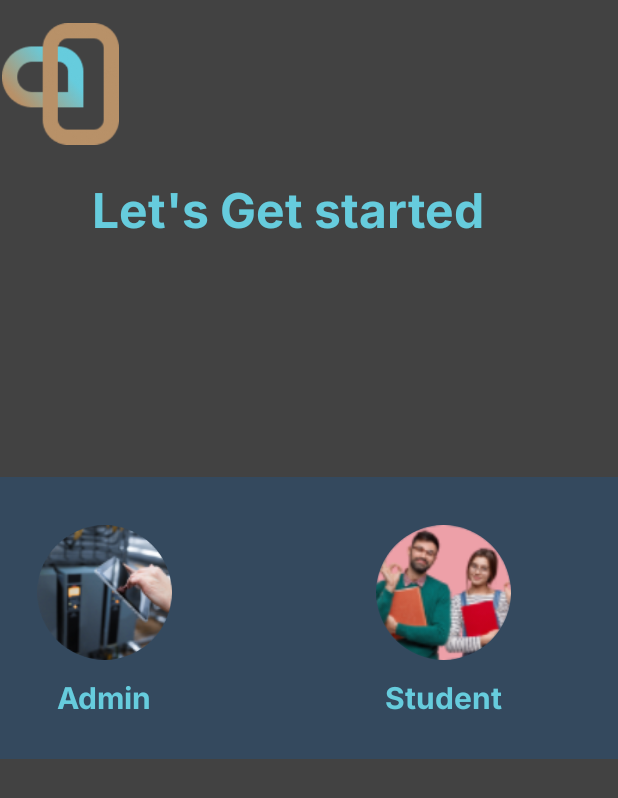
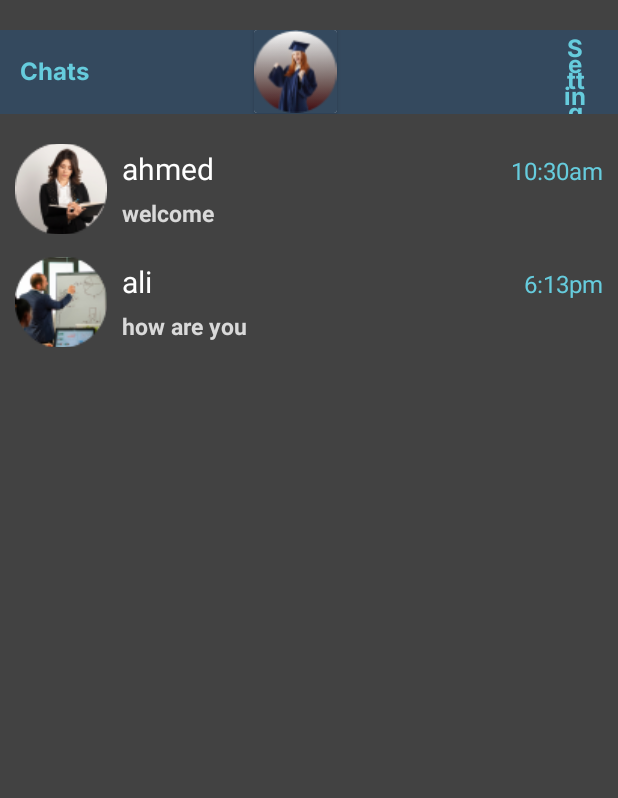
Before and after one commit to emanmohamed25/METCHATAPP, an Android app: the screen it shows after launch (HomepageActivity before the commit, HomeChatScreen after it), on a phone screen of 412 x 824 dp. Shown: the top 798 px of the screen. Run offline under Robolectric (Android 15) with nearby library versions, the phone set to English and light mode, and no system bars; pictures from the network do not load.

Commit message:
taskofChatActivityScreen

```diff
--- a/app/build.gradle
+++ b/app/build.gradle
@@ -51,4 +51,9 @@ dependencies {
     testImplementation 'junit:junit:4.13.2'
     androidTestImplementation 'androidx.test.ext:junit:1.1.5'
     androidTestImplementation 'androidx.test.espresso:espresso-core:3.5.1'
+    implementation 'com.google.android.material:material:1.2.0'
+    implementation 'com.github.bumptech.glide:glide:4.12.0'
+    annotationProcessor 'com.github.bumptech.glide:compiler:4.12.0'
+
+
 }
--- /dev/null
+++ b/app/src/main/java/com/example/chatapp/ChatAdapter.kt
@@ -0,0 +1,44 @@
+package com.example.chatapp
+
+import android.content.Context
+import android.view.LayoutInflater
+import android.view.View
+import android.view.ViewGroup
+import android.widget.ImageView
+import android.widget.TextView
+import androidx.recyclerview.widget.RecyclerView
+import com.bumptech.glide.Glide
+
+class ChatAdapter(private val contex: Context, private val chatItems: List<ChatItem>, private val listener:(ChatItem)->Unit)
+    : RecyclerView.Adapter<ChatAdapter.ViewHolder>() {
+
+    override fun onCreateViewHolder(parent: ViewGroup, viewType: Int) =
+        ViewHolder(LayoutInflater.from(contex).inflate(R.layout.chat_item,parent,false))
+
+    override fun getItemCount(): Int =chatItems.size
+
+
+    override fun onBindViewHolder(holder: ViewHolder, position: Int) {
+holder.binditem(chatItems[position], listener )
+    }
+
+    class ViewHolder(view: View) : RecyclerView.ViewHolder(view) {
+        val name=view.findViewById<TextView>(R.id.UserName)
+        val status =view.findViewById<TextView>(R.id.textmess)
+        val image =view.findViewById<ImageView>(R.id.ProfilePhoto)
+        val time = view.findViewById<TextView>(R.id.timesend)
+        fun binditem(items: ChatItem, listener:(ChatItem)->Unit ){
+            name.text=items.name
+            status.text=items.status
+            time.text=items.time
+            Glide.with(itemView.context).load(items.image).into(image)
+            itemView.setOnClickListener{
+                listener(items)
+
+            }
+
+
+        }
+    }
+
+}
--- /dev/null
+++ b/app/src/main/java/com/example/chatapp/ChatItem.kt
@@ -0,0 +1,3 @@
+package com.example.chatapp
+
+data class ChatItem(val name :String?, val status:String?, val image:Int?, val time:String? )
--- a/app/src/main/java/com/example/chatapp/HomeChatScreen.kt
+++ b/app/src/main/java/com/example/chatapp/HomeChatScreen.kt
@@ -2,10 +2,35 @@ package com.example.chatapp
 
 import androidx.appcompat.app.AppCompatActivity
 import android.os.Bundle
+import android.widget.Toast
+import androidx.recyclerview.widget.LinearLayoutManager
+import androidx.recyclerview.widget.RecyclerView
 
 class HomeChatScreen : AppCompatActivity() {
+    private  var chatItems :MutableList<ChatItem>  =mutableListOf()
     override fun onCreate(savedInstanceState: Bundle?) {
         super.onCreate(savedInstanceState)
         setContentView(R.layout.activity_home_chat_screen)
+        var list =findViewById<RecyclerView>(R.id.recyclerview)
+        inidata()
+        list.layoutManager=LinearLayoutManager(this)
+        list.adapter=ChatAdapter(this,chatItems){
+            val toast=Toast.makeText(applicationContext,it.name,Toast.LENGTH_SHORT)
+            toast.show()
+        }
+
+
+    }
+    private fun inidata(){
+        val image=resources.obtainTypedArray(R.array.image)
+        val name =resources.getStringArray(R.array.name)
+        val status =resources.getStringArray(R.array.status)
+        val time =resources.getStringArray(R.array.time)
+        chatItems.clear()
+        for (i in name.indices ){
+            chatItems.add(ChatItem(name[i],status[i],image.getResourceId(i,0),time[i]))
+
+        }
+
     }
 }
--- a/app/src/main/java/com/example/chatapp/Login_Screen.kt
+++ b/app/src/main/java/com/example/chatapp/Login_Screen.kt
@@ -19,8 +19,11 @@ import retrofit2.converter.gson.GsonConverterFactory
 class Login_Screen : AppCompatActivity() {
     private lateinit var apiService: ApiService
     var token: String = ""
-    var BASE_URL = "http://10.0.2.2:8000/api/"
+    var BASE_URL = //"http://192.168.1.18:80/api/"
+        "http://10.0.2.2:8000/api/"
+
     override fun onCreate(savedInstanceState: Bundle?) {
+
         super.onCreate(savedInstanceState)
         val user_email = findViewById<EditText>(R.id.ed_id)
         val user_password = findViewById<EditText>(R.id.ed_password)
@@ -38,10 +41,10 @@ class Login_Screen : AppCompatActivity() {
                     .addConverterFactory(GsonConverterFactory.create()).client(okhttp.build())
                     .build()
 
-                 /*val email = user_email.text.toString()
-                  val password = user_password.text.toString()*/
-                var email = "test@example.com"
-                var password = "123123"
+                 val email = user_email.text.toString()
+                  val password = user_password.text.toString()
+                /*var email = "test@example.com"
+                var password = "123123"*/
                 apiService = retrofit.create(ApiService::class.java)
                 var loginRequestAdmin = LoginRequestAdmin(email, password)
 
@@ -81,7 +84,6 @@ class Login_Screen : AppCompatActivity() {
                 } else if (KindUser.equals("student")) {
                   //  var callStudent = apiService.loginstudent(LoginRequestStudent(email, password))
                   var callStudent = apiService.loginstudent(LoginRequestStudent("std1", "123123"))
-                    Log.e("e", "bbbbbbbbbbbbbbbbbbbbb")
                     callStudent.enqueue(object : Callback<ResponseStudent> {
                         override fun onResponse(
                             call: Call<ResponseStudent>,
@@ -175,6 +177,9 @@ class Login_Screen : AppCompatActivity() {
 
     }
 
+    override fun startActivity(intent: Intent?) {
+        super.startActivity(intent)
+    }
 
     private fun saveTokenToSharedPreferences(token: String?) {
         val sharedPreferences = getSharedPreferences("MySharedPreferences", Context.MODE_PRIVATE)
--- a/app/src/main/java/com/example/chatapp/splash.kt
+++ b/app/src/main/java/com/example/chatapp/splash.kt
@@ -19,7 +19,7 @@ class splash : AppCompatActivity() {
         Handler().postDelayed({
             // This method will be executed once the timer is over
             // Start your main activity
-            startActivity(Intent(this,HomepageActivity::class.java))
+            startActivity(Intent(this,HomeChatScreen::class.java))
 
             // close this activity
             finish()
--- a/app/src/main/res/layout/activity_home_chat_screen.xml
+++ b/app/src/main/res/layout/activity_home_chat_screen.xml
@@ -1,9 +1,75 @@
 <?xml version="1.0" encoding="utf-8"?>
-<androidx.constraintlayout.widget.ConstraintLayout xmlns:android="http://schemas.android.com/apk/res/android"
+<RelativeLayout xmlns:android="http://schemas.android.com/apk/res/android"
     xmlns:app="http://schemas.android.com/apk/res-auto"
     xmlns:tools="http://schemas.android.com/tools"
     android:layout_width="match_parent"
     android:layout_height="match_parent"
+    android:background="@color/cardview_dark_background"
     tools:context=".HomeChatScreen">
 
-</androidx.constraintlayout.widget.ConstraintLayout>
+    <LinearLayout
+
+        android:id="@+id/AppBar"
+        android:layout_width="match_parent"
+        android:layout_height="56dp"
+        android:layout_marginTop="20dp"
+        android:background="@color/navy"
+        android:gravity="top"
+        android:orientation="horizontal"
+        android:weightSum="2"
+        app:layout_constraintBottom_toBottomOf="parent"
+        app:layout_constraintEnd_toEndOf="parent"
+        app:layout_constraintHorizontal_bias="1.0"
+        app:layout_constraintStart_toStartOf="parent"
+        app:layout_constraintTop_toTopOf="parent"
+        app:layout_constraintVertical_bias="0.023">
+
+        <TextView
+            android:layout_width="wrap_content"
+            android:layout_height="wrap_content"
+            android:layout_marginLeft="13dp"
+            android:layout_marginTop="15dp"
+            android:layout_marginRight="10dp"
+            android:fontFamily="@font/inter_bold"
+            android:lineHeight="16px"
+            android:text="Chats"
+            android:textColor="@color/bluegreen"
+            android:textFontWeight="500"
+            android:textSize="16dp"></TextView>
+
+        <androidx.cardview.widget.CardView
+            android:layout_width="55dp"
+            android:layout_height="55dp"
+            android:layout_gravity="center_horizontal"
+            android:layout_marginLeft="100dp"
+            android:layout_marginRight="150dp">
+
+            <ImageView
+                android:layout_width="wrap_content"
+                android:layout_height="wrap_content"
+                android:background="@color/navy"
+                android:src="@drawable/userprofilephoto"></ImageView>
+
+        </androidx.cardview.widget.CardView>
+
+        <TextView
+            android:layout_width="wrap_content"
+            android:layout_height="wrap_content"
+            android:fontFamily="@font/inter_bold"
+            android:gravity="center"
+            android:lineHeight="16px"
+            android:text="Setting"
+            android:textColor="@color/bluegreen"
+            android:textFontWeight="500"
+            android:layout_marginRight="20dp"
+            android:textSize="16dp"></TextView>
+    </LinearLayout>
+
+    <androidx.recyclerview.widget.RecyclerView
+        android:id="@+id/recyclerview"
+        android:layout_width="match_parent"
+        android:layout_height="match_parent"
+        android:layout_below="@+id/AppBar"
+        android:layout_marginTop="10dp"></androidx.recyclerview.widget.RecyclerView>
+
+</RelativeLayout>
--- /dev/null
+++ b/app/src/main/res/layout/chat_item.xml
@@ -0,0 +1,84 @@
+<?xml version="1.0" encoding="utf-8"?>
+
+<LinearLayout xmlns:android="http://schemas.android.com/apk/res/android"
+    android:layout_width="match_parent"
+    android:layout_height="70dp"
+    android:gravity="center_vertical"
+    android:orientation="vertical"
+    android:layout_marginTop="5dp">
+
+    <LinearLayout
+
+        android:layout_width="match_parent"
+        android:layout_height="60dp"
+        android:layout_marginLeft="10dp"
+        android:layout_marginRight="10dp"
+        android:gravity="center_vertical"
+        android:orientation="horizontal">
+
+        <ImageView
+            android:id="@+id/ProfilePhoto"
+            android:layout_width="61dp"
+            android:layout_height="61dp"
+            android:src="@drawable/userphoto1"></ImageView>
+
+        <LinearLayout
+            android:layout_width="match_parent"
+            android:layout_height="match_parent"
+            android:layout_marginLeft="10dp"
+            android:gravity="center_vertical"
+            android:orientation="vertical">
+
+            <LinearLayout
+                android:layout_width="match_parent"
+                android:layout_height="wrap_content"
+                android:orientation="horizontal">
+
+                <TextView
+                    android:id="@+id/UserName"
+                    android:layout_width="0dp"
+                    android:layout_height="wrap_content"
+                    android:layout_weight="1"
+                    android:lineHeight="19.36px"
+                    android:text="mesteka"
+                    android:textColor="@color/namecolor"
+                    android:textFontWeight="500"
+                    android:textSize="20dp"
+                    android:textStyle="bold"
+
+                    ></TextView>
+
+                <TextView
+                    android:id="@+id/timesend"
+                    android:layout_width="wrap_content"
+                    android:layout_height="wrap_content"
+                    android:layout_marginLeft="5dp"
+                    android:lineHeight="19.36px"
+                    android:text="10:10"
+                    android:textColor="@color/bluegreen"
+                    android:textFontWeight="500"
+                    android:textSize="16dp"
+                    android:textStyle="bold"
+
+                    ></TextView>
+
+            </LinearLayout>
+
+            <TextView
+                android:id="@+id/textmess"
+                android:layout_width="wrap_content"
+                android:layout_height="wrap_content"
+                android:layout_marginTop="5dp"
+                android:text="hello "
+                android:textSize="15dp"
+                android:lineHeight="15.15px"
+                android:textColor="@color/messcolor"
+                android:textStyle="bold"></TextView>
+        </LinearLayout>
+    </LinearLayout>
+
+    <View
+        android:layout_width="wrap_content"
+        android:layout_height="0.1sp"
+        android:layout_marginLeft="60dp"></View>
+</LinearLayout>
--- a/app/src/main/res/values/colors.xml
+++ b/app/src/main/res/values/colors.xml
@@ -11,4 +11,6 @@
     <color name="navy">#34495e</color>
     <color name="reqinfo">#cf6679</color>
     <color name="bluegreen">#66CCDD</color>
+    <color name="namecolor">#ffffff</color>
+    <color name="messcolor">#D9D9D9</color>
 </resources>
--- a/app/src/main/res/values/strings.xml
+++ b/app/src/main/res/values/strings.xml
@@ -1,3 +1,20 @@
 <resources>
     <string name="app_name">CHATAPP</string>
+    <string-array name="image">
+       <item>@drawable/userphoto1</item>
+        <item>@drawable/userphoto2</item>
+    </string-array>
+    <string-array name="name">
+        <item>ahmed</item>
+        <item>ali</item>
+    </string-array>
+    <string-array name="status">
+        <item>welcome</item>
+        <item>how are you</item>
+    </string-array>
+    <string-array name="time">
+        <item>10:30am</item>
+        <item>6:13pm</item>
+    </string-array>
+
 </resources>
--- a/app/src/main/res/values/themes.xml
+++ b/app/src/main/res/values/themes.xml
@@ -2,8 +2,8 @@
     <!-- Base application theme. -->
     <style name="Theme.CHATAPP" parent="Theme.MaterialComponents.DayNight.NoActionBar">
         <!-- Primary brand color. -->
-        <item name="colorPrimary">@color/purple_500</item>
-        <item name="colorPrimaryVariant">@color/purple_700</item>
+        <item name="colorPrimary">@color/cardview_dark_background</item>
+        <item name="colorPrimaryVariant">@color/navy</item>
         <item name="colorOnPrimary">@color/white</item>
         <!-- Secondary brand color. -->
         <item name="colorSecondary">@color/teal_200</item>
```
Also changed, not shown: app/src/main/res/drawable-v24/userphoto1.png (added), app/src/main/res/drawable-v24/userphoto2.png (added), app/src/main/res/drawable-v24/userprofilephoto.png (added).
